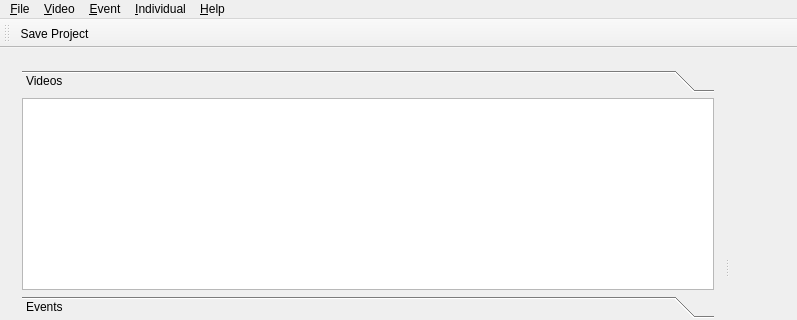
The window that application/gui/mainwindow.ui (BioFoV/BioFoV) describes before a commit, drawn with Qt 5; both pictures show x 0 to 797 and y 0 to 320 of the 797 by 507 pixel window.
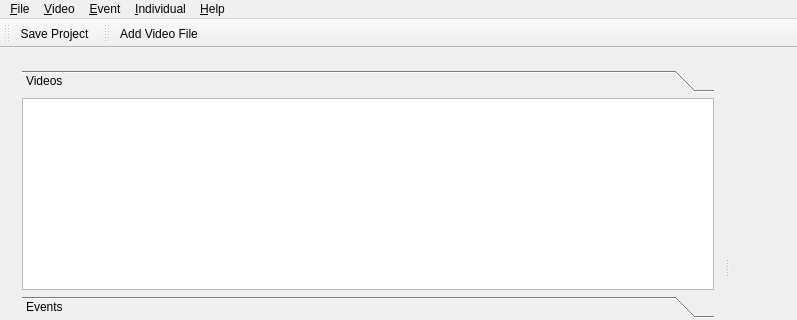
The same window after the commit. Custom widgets are drawn as their Qt base class.

Commit message: added toolbar for video functions

The edit to the form file:
```diff
--- a/application/gui/mainwindow.ui
+++ b/application/gui/mainwindow.ui
@@ -245,6 +245,18 @@
    <addaction name="actionSave_Project"/>
   </widget>
   <widget class="QStatusBar" name="statusBar"/>
+  <widget class="QToolBar" name="videoBar">
+   <property name="windowTitle">
+    <string>toolBar</string>
+   </property>
+   <attribute name="toolBarArea">
+    <enum>TopToolBarArea</enum>
+   </attribute>
+   <attribute name="toolBarBreak">
+    <bool>false</bool>
+   </attribute>
+   <addaction name="actionAdd_Video_File"/>
+  </widget>
   <action name="actionNew">
    <property name="text">
     <string>&amp;New Project</string>
```
Left out of the diff: 2 changed lines with no effect on the pictures.
